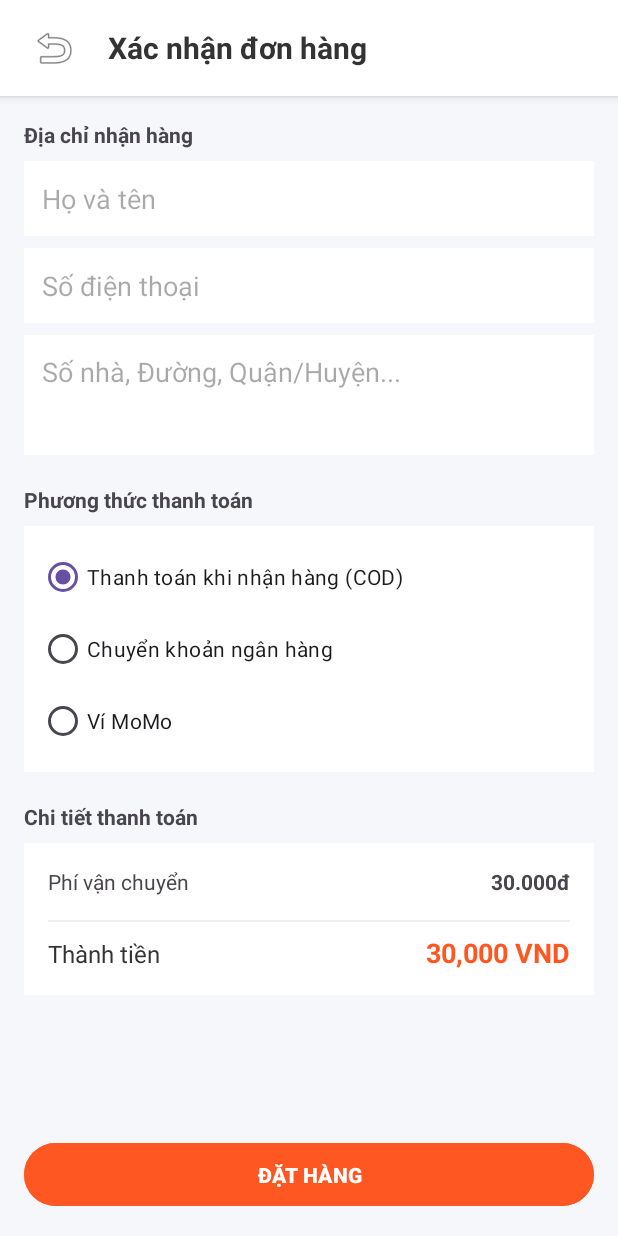
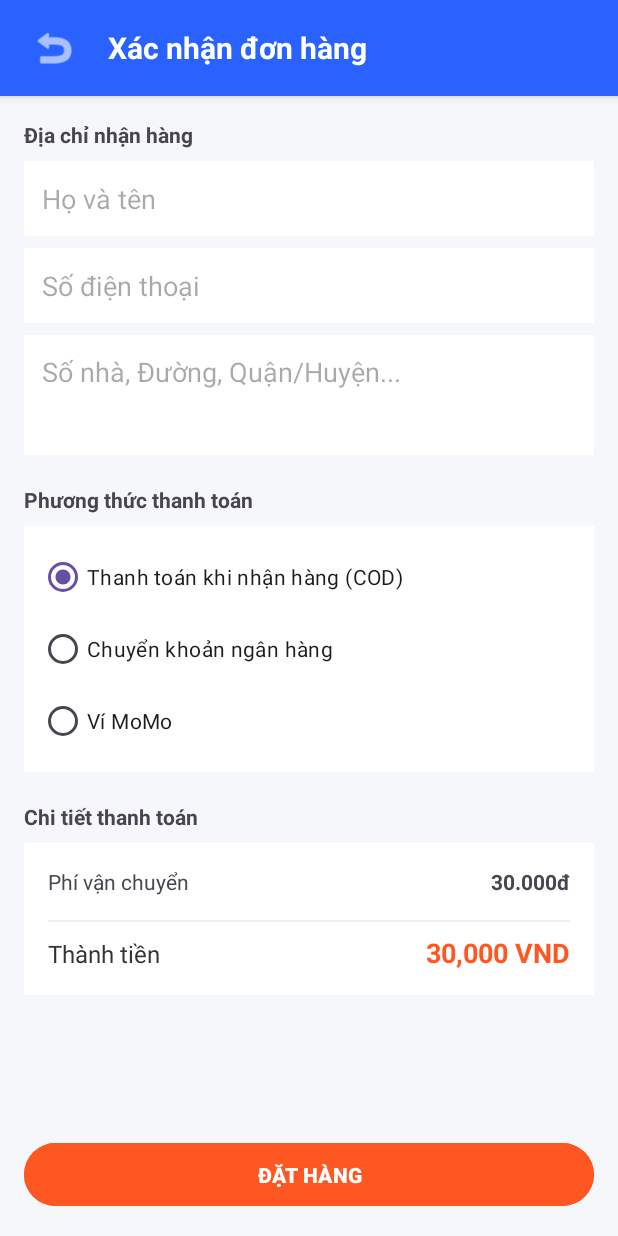
Before and after one commit to HG2505/do-an-mobile, an Android app: the CheckoutActivity screen opened directly, with no data from a screen before it, on a phone screen of 412 x 824 dp. Run offline under Robolectric (Android 15) with nearby library versions, the phone set to English and light mode, and no system bars; our stand-ins replace Firebase (no records; nobody signed in at launch, a user with empty details on screens opened directly).

Commit message:
sửa lại màu cho đồng bộ

```diff
--- a/app/src/main/java/com/example/giuaki/HomeActivity.kt
+++ b/app/src/main/java/com/example/giuaki/HomeActivity.kt
@@ -50,8 +50,6 @@ class HomeActivity : AppCompatActivity() {
         search.setOnClickListener { val intent = Intent(this, SearchActivity::class.java)
             startActivity(intent)
         }
-
-        // ... (Giữ nguyên các sự kiện click category) ...
         imgCPU.setOnClickListener {
             val intent = Intent(this, ProductListActivity::class.java)
             intent.putExtra("CATEGORY_NAME", "cpu")
@@ -115,15 +113,12 @@ class HomeActivity : AppCompatActivity() {
                         Log.e("FirestoreError", "Lỗi convert: ${e.message}")
                     }
                 }
-
                 val categories = listOf("cpu", "vga", "ram", "mainboard", "ssd", "psu")
-
                 for (cat in categories) {
                     val randomTop2 = tempAllProducts
                         .filter { it.category == cat }
                         .shuffled()
                         .take(2)
-
                     featuredList.addAll(randomTop2)
                 }
                 adapter.notifyDataSetChanged()
--- a/app/src/main/java/com/example/giuaki/LoginActivity.kt
+++ b/app/src/main/java/com/example/giuaki/LoginActivity.kt
@@ -77,7 +77,6 @@ class LoginActivity : AppCompatActivity() {
                         finish()
                     } else {
                         val errorMessage = task.exception?.message ?: "Đăng nhập thất bại"
-
                         Toast.makeText(this, "Lỗi: $errorMessage", Toast.LENGTH_LONG).show()
 
                     }
--- a/app/src/main/java/com/example/giuaki/ProductAdapter.kt
+++ b/app/src/main/java/com/example/giuaki/ProductAdapter.kt
@@ -35,8 +35,6 @@ class ProductAdapter(private val productList: List<Product>) :
             .placeholder(R.drawable.ic_launcher_background)
             .error(android.R.drawable.ic_menu_report_image)
             .into(holder.imgProduct)
-        // ---------------------------------------------------------
-
         holder.btnAddCart.setOnClickListener {
             CartRepository.addToCart(product)
             Toast.makeText(
@@ -45,13 +43,9 @@ class ProductAdapter(private val productList: List<Product>) :
                 Toast.LENGTH_SHORT
             ).show()
         }
-
         holder.itemView.setOnClickListener {
             val context = holder.itemView.context
             val intent = android.content.Intent(context, ProductDetailActivity::class.java)
-
-            // Truyền toàn bộ đối tượng product sang màn hình chi tiết
-            // (Yêu cầu: Class Product phải có ": Serializable" như bạn đã làm ở các bước trước)
             intent.putExtra("PRODUCT_DATA", product)
 
             context.startActivity(intent)
--- a/app/src/main/java/com/example/giuaki/ProductListActivity.kt
+++ b/app/src/main/java/com/example/giuaki/ProductListActivity.kt
@@ -8,13 +8,12 @@ import android.widget.Toast
 import androidx.appcompat.app.AppCompatActivity
 import androidx.recyclerview.widget.GridLayoutManager
 import androidx.recyclerview.widget.RecyclerView
-import com.google.firebase.firestore.FirebaseFirestore // Import thư viện Firestore
+import com.google.firebase.firestore.FirebaseFirestore
 
 class ProductListActivity : AppCompatActivity() {
 
     private lateinit var rvProductList: RecyclerView
     private lateinit var adapter: ProductAdapter
-    // Danh sách sản phẩm, ban đầu rỗng để chờ dữ liệu từ mạng về
     private val productList = mutableListOf<Product>()
 
     override fun onCreate(savedInstanceState: Bundle?) {
--- a/app/src/main/java/com/example/giuaki/RegisterActivity.kt
+++ b/app/src/main/java/com/example/giuaki/RegisterActivity.kt
@@ -78,7 +78,6 @@ class RegisterActivity : AppCompatActivity() {
             tilEmail.error = "Địa chỉ Email không hợp lệ"
             isValid = false
         }
-
         if (password.isEmpty()) {
             tilPassword.error = "Vui lòng nhập mật khẩu"
             isValid = false
@@ -86,7 +85,6 @@ class RegisterActivity : AppCompatActivity() {
             tilPassword.error = "Mật khẩu phải có ít nhất 6 ký tự"
             isValid = false
         }
-
         if (confirmPassword.isEmpty()) {
             tilConfirmPassword.error = "Vui lòng xác nhận mật khẩu"
             isValid = false
@@ -94,7 +92,6 @@ class RegisterActivity : AppCompatActivity() {
             tilConfirmPassword.error = "Mật khẩu xác nhận không khớp"
             isValid = false
         }
-
         if (isValid) {
             // TODO: Gọi API đăng ký hoặc Firebase SignUp tại đây
             Toast.makeText(this, "Đăng ký thành công tài khoản: $email", Toast.LENGTH_SHORT).show()
--- a/app/src/main/res/layout/activity_cart.xml
+++ b/app/src/main/res/layout/activity_cart.xml
@@ -1,5 +1,6 @@
 <?xml version="1.0" encoding="utf-8"?>
 <LinearLayout xmlns:android="http://schemas.android.com/apk/res/android"
+    xmlns:app="http://schemas.android.com/apk/res-auto"
     android:layout_width="match_parent"
     android:layout_height="match_parent"
     android:orientation="vertical"
@@ -8,7 +9,7 @@
     <LinearLayout
         android:layout_width="match_parent"
         android:layout_height="?attr/actionBarSize"
-        android:background="@android:color/white"
+        android:background="#2962FF"
         android:gravity="center_vertical"
         android:paddingHorizontal="16dp"
         android:elevation="4dp">
@@ -19,6 +20,7 @@
             android:layout_height="40dp"
             android:src="@android:drawable/ic_menu_revert"
             android:background="?attr/selectableItemBackgroundBorderless"
+            app:tint="#FFFFFF"
             android:contentDescription="Back"/>
 
         <TextView
@@ -27,7 +29,7 @@
             android:text="Giỏ Hàng"
             android:textSize="20sp"
             android:textStyle="bold"
-            android:textColor="#333"
+            android:textColor="#FFFFFF"
             android:layout_marginStart="16dp"/>
     </LinearLayout>
 
--- a/app/src/main/res/layout/activity_checkout.xml
+++ b/app/src/main/res/layout/activity_checkout.xml
@@ -1,15 +1,15 @@
 <?xml version="1.0" encoding="utf-8"?>
 <LinearLayout xmlns:android="http://schemas.android.com/apk/res/android"
+    xmlns:app="http://schemas.android.com/apk/res-auto"
     android:layout_width="match_parent"
     android:layout_height="match_parent"
     android:orientation="vertical"
     android:background="#F5F7FA">
 
-    <!-- Header -->
     <LinearLayout
         android:layout_width="match_parent"
         android:layout_height="?attr/actionBarSize"
-        android:background="#FFFFFF"
+        android:background="#2962FF"
         android:gravity="center_vertical"
         android:paddingHorizontal="16dp"
         android:elevation="4dp">
@@ -19,7 +19,8 @@
             android:layout_width="40dp"
             android:layout_height="40dp"
             android:src="@android:drawable/ic_menu_revert"
-            android:background="?attr/selectableItemBackgroundBorderless"/>
+            android:background="?attr/selectableItemBackgroundBorderless"
+            app:tint="#FFFFFF"/>
 
         <TextView
             android:layout_width="wrap_content"
@@ -27,7 +28,7 @@
             android:text="Xác nhận đơn hàng"
             android:textSize="20sp"
             android:textStyle="bold"
-            android:textColor="#333"
+            android:textColor="#FFFFFF"
             android:layout_marginStart="16dp"/>
     </LinearLayout>
 
@@ -42,7 +43,6 @@
             android:layout_height="wrap_content"
             android:orientation="vertical">
 
-            <!-- Thông tin người nhận -->
             <TextView
                 android:layout_width="match_parent"
                 android:layout_height="wrap_content"
@@ -79,7 +79,6 @@
                 android:background="#FFFFFF"
                 android:layout_marginBottom="20dp"/>
 
-            <!-- Phương thức thanh toán -->
             <TextView
                 android:layout_width="match_parent"
                 android:layout_height="wrap_content"
@@ -95,7 +94,6 @@
                 android:padding="10dp"
                 android:layout_marginBottom="20dp">
 
-                <!-- COD -->
                 <RadioButton
                     android:id="@+id/rbCOD"
                     android:layout_width="match_parent"
@@ -103,14 +101,12 @@
                     android:text="Thanh toán khi nhận hàng (COD)"
                     android:checked="true"/>
 
-                <!-- Chuyển khoản -->
                 <RadioButton
                     android:id="@+id/rbBankTransfer"
                     android:layout_width="match_parent"
                     android:layout_height="wrap_content"
                     android:text="Chuyển khoản ngân hàng"/>
 
-                <!-- Layout thông tin Ngân hàng (Mặc định ẩn) -->
                 <LinearLayout
                     android:id="@+id/layoutBankInfo"
                     android:layout_width="match_parent"
@@ -145,14 +141,12 @@
                         android:textStyle="italic"/>
                 </LinearLayout>
 
-                <!-- Momo -->
                 <RadioButton
                     android:id="@+id/rbMomo"
                     android:layout_width="match_parent"
                     android:layout_height="wrap_content"
                     android:text="Ví MoMo"/>
 
-                <!-- Layout thông tin Momo (Mặc định ẩn) -->
                 <LinearLayout
                     android:id="@+id/layoutMomoInfo"
                     android:layout_width="match_parent"
@@ -185,7 +179,6 @@
 
             </RadioGroup>
 
-            <!-- Tóm tắt đơn hàng -->
             <TextView
                 android:layout_width="match_parent"
                 android:layout_height="wrap_content"
--- a/app/src/main/res/layout/product_detail.xml
+++ b/app/src/main/res/layout/product_detail.xml
@@ -119,7 +119,7 @@
             android:id="@+id/btnDetailAddToCart"
             android:layout_width="match_parent"
             android:layout_height="50dp"
-            android:backgroundTint="#2962FF"
+            android:backgroundTint="#FF5722"
             android:text="Thêm vào giỏ hàng"
             android:textColor="#FFFFFF"
             android:textStyle="bold" />
```
Also changed, not shown: app/src/main/java/com/example/giuaki/CartActivity.kt (+1 -17 lines), app/src/main/java/com/example/giuaki/CartAdapter.kt (+6 -23 lines), app/src/main/java/com/example/giuaki/Category.kt (deleted, +0 -9 lines), app/src/main/java/com/example/giuaki/CategoryAdapter.kt (+0 -12 lines), app/src/main/java/com/example/giuaki/CheckoutActivity.kt (+1 -16 lines), app/src/main/java/com/example/giuaki/CustomerActivity.kt (+2 -8 lines), app/src/main/java/com/example/giuaki/Models.kt (+9 -10 lines), app/src/main/java/com/example/giuaki/OrderAdapter.kt (+1 -18 lines), app/src/main/java/com/example/giuaki/OrderHistoryActivity.kt (+1 -21 lines), app/src/main/java/com/example/giuaki/ProductDetailActivity.kt (+0 -12 lines), app/src/main/java/com/example/giuaki/SearchActivity.kt (+2 -15 lines), app/src/main/res/layout/activity_order_history.xml (+4 -4 lines).
